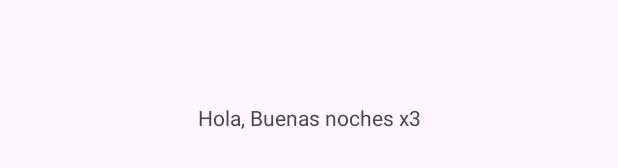
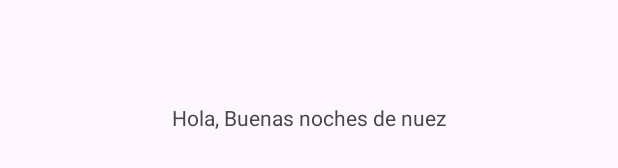
Before and after one commit to anak26/Practica6, an Android app: the layout activity_main.xml on its own in the app's theme, with its tools: preview values and no code run, on a phone screen of 412 x 824 dp. Shown: the part 501-669 px from the top of the screen. Run offline under Robolectric (Android 15) with nearby library versions, the phone set to English and light mode, and no system bars.

Commit message:
Agregamos de nuez

```diff
--- a/app/src/main/res/layout/activity_main.xml
+++ b/app/src/main/res/layout/activity_main.xml
@@ -9,7 +9,7 @@
     <TextView
         android:layout_width="wrap_content"
         android:layout_height="wrap_content"
-        android:text="Hola, Buenas noches x3"
+        android:text="Hola, Buenas noches de nuez"
         app:layout_constraintBottom_toBottomOf="parent"
         app:layout_constraintEnd_toEndOf="parent"
         app:layout_constraintStart_toStartOf="parent"
```
